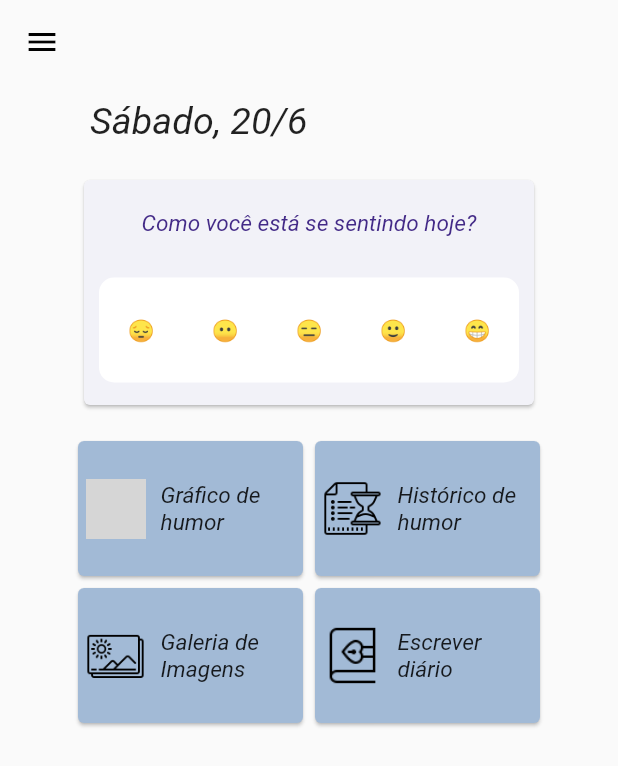
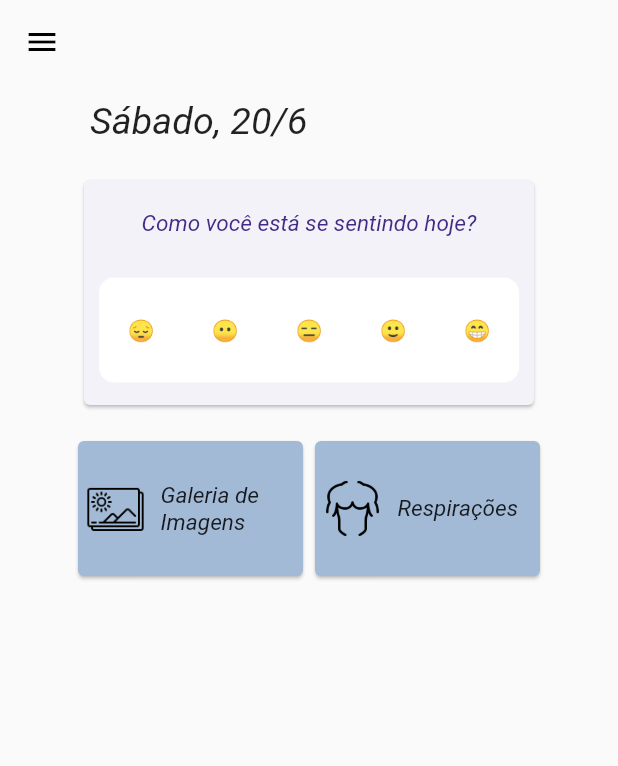
Before and after one commit to themaripool/INF1300-Trabalho, a Flutter app: the HomePage screen opened directly, after a tap on an icon or button, on a phone screen of 412 x 824 dp. Shown: the top 766 px of the screen. Run offline on Flutter 3.47's test engine with Material 2 defaults, Android fonts, the phone set to English and light mode, and no system bars; drawn by our look-alikes of auto_size_text; our stand-ins replace firebase_auth, firebase_database, flutter_mobx, image_picker, mobx, shared_preferences and 1 more; missing offline and left inert: fcharts; accounts and stored records are empty; generated files the repository leaves out were written again; Roboto replaces fonts that are missing (OpenSans); statements that could not run were skipped; grey boxes are pictures that could not be loaded.

Commit message:
[FIX] Bug fix

```diff
--- a/inf1300_relax/lib/pages/homePage.dart
+++ b/inf1300_relax/lib/pages/homePage.dart
@@ -1,6 +1,9 @@
+import 'dart:io';
+
 import 'package:auto_size_text/auto_size_text.dart';
 import 'package:firebase_auth/firebase_auth.dart';
 import 'package:flutter/material.dart';
+import 'package:inf1300_relax/utility/profileImageUtil.dart';
 import 'package:inf1300_relax/utility/utility.dart';
 import 'graficoPage.dart';
 import 'dayListPage.dart';
@@ -32,6 +35,8 @@ var _selectedDay = false;
 class _HomePageState extends State<HomePage> {
   String _username;
   String _useremail;
+  var imageSalva;
+  ImageProvider<dynamic> _imagem = AssetImage('assets/profileBackground1.jpeg');
 
   // var teste = (int index) => {
   //   print ("Voce clicou em $index")
@@ -63,10 +68,21 @@ class _HomePageState extends State<HomePage> {
         _useremail = user.email;
       });
     });
+
+    ProfileImageUtil.getImageFromPreferences().then((img) {
+      setState(() {
+        _imagem = (img != null) ? Image.file(File(img)).image : AssetImage('assets/profileBackground1.jpeg');
+        imageSalva = img;
+        print("aa");
+        print("img - $img");
+        print("image salva - $imageSalva");
+      });
+    });
   }
 
   @override
   Widget build(BuildContext context) {
+    var imageSalva;
     ThemeStore themeStore = Provider.of<ThemeStore>(context);
 
     DateTime date = new DateTime.now();
@@ -157,12 +173,12 @@ class _HomePageState extends State<HomePage> {
             mainAxisAlignment: MainAxisAlignment.center,
             children: <Widget>[
               // Botao da ir para grafico
-              _buildCardsInRow(
-                  context, GraficoPage(), 'Gráfico de humor', 'iconeGrafico'),
+              // _buildCardsInRow(
+              //     context, GraficoPage(), 'Gráfico de humor', 'iconeGrafico'),
 
-              // Botao da ir pro historico
-              _buildCardsInRow(context, DayListPage(userId: widget.userId),
-                  'Histórico de humor', 'iconeHistorico'),
+              // // Botao da ir pro historico
+              // _buildCardsInRow(context, DayListPage(userId: widget.userId),
+              //     'Histórico de humor', 'iconeHistorico'),
             ],
           ),
 
@@ -170,8 +186,8 @@ class _HomePageState extends State<HomePage> {
           Row(mainAxisAlignment: MainAxisAlignment.center, children: <Widget>[
             _buildCardsInRow(
                 context, ImagesPage(), 'Galeria de Imagens', 'iconeGaleria'),
-            _buildCardsInRow(context, AddDiaryPage(userId: widget.userId),
-                "Escrever diário", 'iconeDiario'),
+             _buildCardsInRow(context, BreathingListPage(),
+                 "Respirações", 'iconeRespAbd'),
           ]),
         ],
       )),
@@ -200,17 +216,15 @@ class _HomePageState extends State<HomePage> {
                 //   fit: BoxFit.cover),
               ),
               currentAccountPicture: new CircleAvatar(
-                backgroundColor: Colors.blueGrey,
-                child: new Text("M"),
+                backgroundImage: _imagem
+                // (imageSalva != null)
+                //         ? Image.file(File(imageSalva)).image
+                //         : AssetImage("assets/placeholder.png")
               ),
             ),
-            _buildSideMenu(context, ProfilePage(), 'Perfil'),
-            new Divider(),
-            _buildSideMenu(context, ImagesPage(), 'Ajustes'),
+            _buildSideMenu(context, ProfilePage(userId: widget.userId, username: _username), 'Perfil'),
             new Divider(),
             _logoutSideMenu(context, signOut, 'Sair'),
-            new Divider(),
-            _buildSideMenu(context, BreathingListPage(), 'Breathing Page'),
             new Divider(),
             new Row(
               mainAxisAlignment: MainAxisAlignment.spaceBetween,
@@ -256,6 +270,8 @@ Widget _buildHumor(String emoji, int index, BuildContext context) {
     ),
   ));
 }
+
+
 
 _selectedDayfunction(int index, BuildContext context){
   if (!_selectedDay){
```
Also changed, not shown: inf1300_relax/lib/pages/profilePage.dart (+82 -7 lines), 3 other files.
